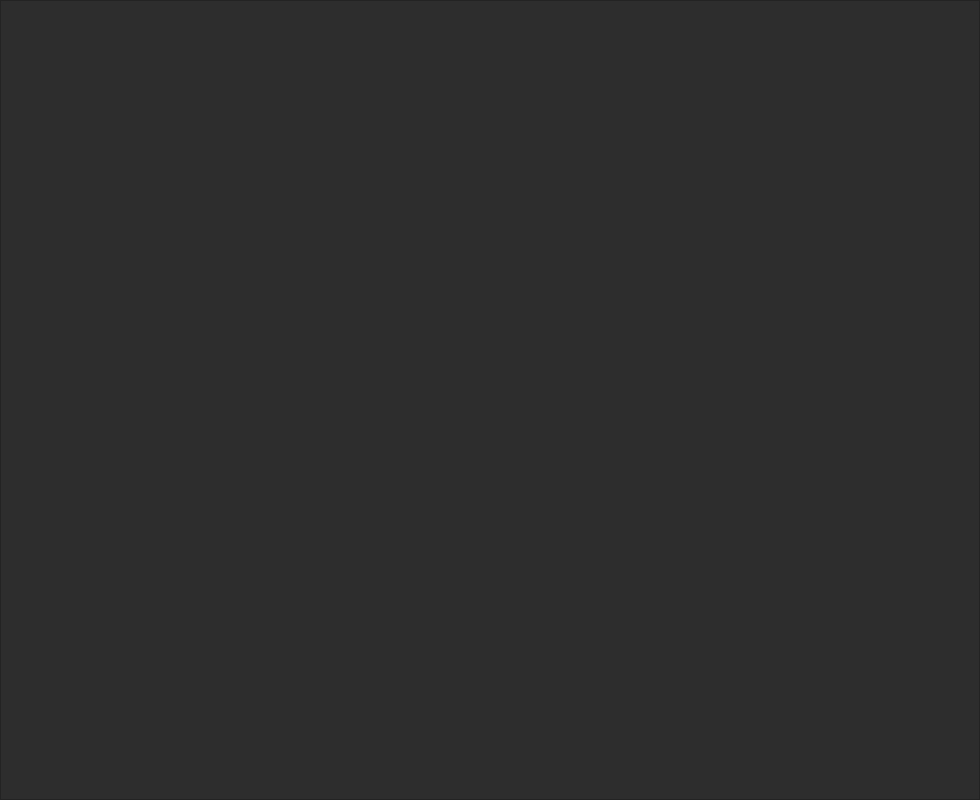
Above: Gui/patient_questnier.ui from SubZeroX9/Health-Care-united before the change. Below: the same form after it.
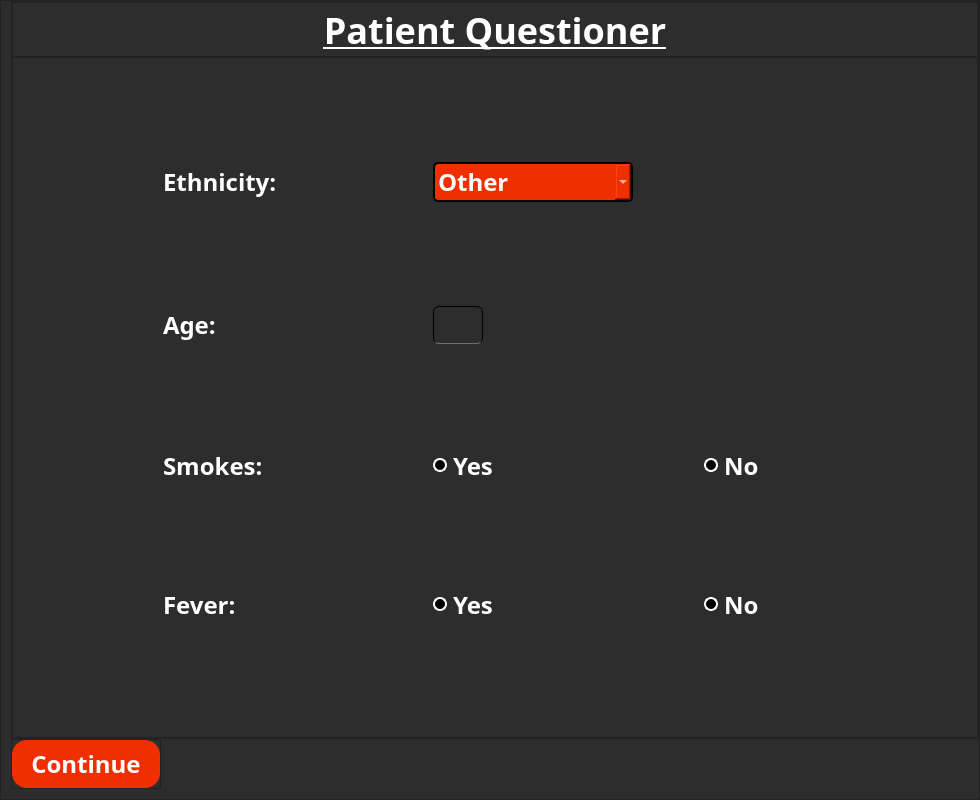
That is the form after the change. Icons and pictures are not drawn.

Commit message: newPatient + patient_questenier forms

```diff
--- a/Gui/patient_questnier.ui
+++ b/Gui/patient_questnier.ui
@@ -19,6 +19,42 @@
   <property name="windowTitle">
    <string>MainWindow</string>
   </property>
+  <property name="styleSheet">
+   <string notr="true">
+*{
+	font-family:century gothic;
+	font-size:24px;
+	color: white;
+	font-weight: bold;
+}
+
+
+QLineEdit{
+	
+	background:transparent;
+	border:1px solid;
+	color:white;
+	border-bottom:1px solid #717072;
+	border-radius:6px;
+}
+
+QRadioButton::indicator {
+    width:                  10px;
+    height:                 10px;
+    border-radius:          7px;
+}
+
+QRadioButton::indicator:checked {
+ 
+	background-color: rgb(240, 47, 0);
+    border:                 2px solid white;
+}
+
+QRadioButton::indicator:unchecked {
+    background-color:       black;
+    border:                 2px solid white;
+}</string>
+  </property>
   <widget class="QWidget" name="centralwidget">
    <layout class="QHBoxLayout" name="horizontalLayout">
     <property name="spacing">
@@ -47,6 +83,368 @@
       <property name="frameShadow">
        <enum>QFrame::Raised</enum>
       </property>
+      <layout class="QVBoxLayout" name="verticalLayout">
+       <property name="spacing">
+        <number>0</number>
+       </property>
+       <property name="leftMargin">
+        <number>10</number>
+       </property>
+       <property name="topMargin">
+        <number>0</number>
+       </property>
+       <property name="rightMargin">
+        <number>0</number>
+       </property>
+       <property name="bottomMargin">
+        <number>10</number>
+       </property>
+       <item>
+        <widget class="QFrame" name="frame_mainbody">
+         <property name="frameShape">
+          <enum>QFrame::StyledPanel</enum>
+         </property>
+         <property name="frameShadow">
+          <enum>QFrame::Raised</enum>
+         </property>
+         <layout class="QVBoxLayout" name="verticalLayout_2">
+          <property name="spacing">
+           <number>0</number>
+          </property>
+          <property name="leftMargin">
+           <number>0</number>
+          </property>
+          <property name="topMargin">
+           <number>0</number>
+          </property>
+          <property name="rightMargin">
+           <number>0</number>
+          </property>
+          <property name="bottomMargin">
+           <number>0</number>
+          </property>
+          <item>
+           <widget class="QFrame" name="frame_title">
+            <property name="minimumSize">
+             <size>
+              <width>0</width>
+              <height>55</height>
+             </size>
+            </property>
+            <property name="maximumSize">
+             <size>
+              <width>16777215</width>
+              <height>55</height>
+             </size>
+            </property>
+            <property name="frameShape">
+             <enum>QFrame::StyledPanel</enum>
+            </property>
+            <property name="frameShadow">
+             <enum>QFrame::Raised</enum>
+            </property>
+            <layout class="QHBoxLayout" name="horizontalLayout_3">
+             <property name="spacing">
+              <number>0</number>
+             </property>
+             <property name="leftMargin">
+              <number>0</number>
+             </property>
+             <property name="topMargin">
+              <number>0</number>
+             </property>
+             <property name="rightMargin">
+              <number>0</number>
+             </property>
+             <property name="bottomMargin">
+              <number>0</number>
+             </property>
+             <item>
+              <widget class="QLabel" name="label_title">
+               <property name="font">
+                <font>
+                 <family>century gothic</family>
+                 <pointsize>-1</pointsize>
+                 <weight>75</weight>
+                 <bold>true</bold>
+                 <underline>true</underline>
+                </font>
+               </property>
+               <property name="styleSheet">
+                <string notr="true">text-decoration:underline;
+font-size:36px;
+
+</string>
+               </property>
+               <property name="text">
+                <string>Patient Questioner</string>
+               </property>
+               <property name="alignment">
+                <set>Qt::AlignCenter</set>
+               </property>
+              </widget>
+             </item>
+            </layout>
+           </widget>
+          </item>
+          <item>
+           <widget class="QFrame" name="frame_body">
+            <property name="minimumSize">
+             <size>
+              <width>0</width>
+              <height>0</height>
+             </size>
+            </property>
+            <property name="frameShape">
+             <enum>QFrame::StyledPanel</enum>
+            </property>
+            <property name="frameShadow">
+             <enum>QFrame::Raised</enum>
+            </property>
+            <layout class="QGridLayout" name="gridLayout">
+             <property name="leftMargin">
+              <number>150</number>
+             </property>
+             <property name="topMargin">
+              <number>0</number>
+             </property>
+             <property name="verticalSpacing">
+              <number>0</number>
+             </property>
+             <item row="0" column="0">
+              <widget class="QLabel" name="label_Ethnicity">
+               <property name="font">
+                <font>
+                 <family>century gothic</family>
+                 <pointsize>-1</pointsize>
+                 <weight>75</weight>
+                 <bold>true</bold>
+                </font>
+               </property>
+               <property name="styleSheet">
+                <string notr="true"/>
+               </property>
+               <property name="text">
+                <string>Ethnicity:</string>
+               </property>
+               <property name="alignment">
+                <set>Qt::AlignLeading|Qt::AlignLeft|Qt::AlignVCenter</set>
+               </property>
+              </widget>
+             </item>
+             <item row="0" column="1" colspan="2">
+              <widget class="QComboBox" name="comboBox_Ethnicity">
+               <property name="maximumSize">
+                <size>
+                 <width>200</width>
+                 <height>16777215</height>
+                </size>
+               </property>
+               <property name="styleSheet">
+                <string notr="true">*{
+	background-color: rgb(240, 47, 0);
+	border: 2px solid black;
+	border-radius: 5px;
+	
+}
+
+QAbstractItemView {
+	selection-background-color:#701600;
+	outline:none;
+	margin:-1px;
+	padding: 2px 2px 2px 2px;
+}
+
+::down-arrow{
+	image: url(:/Icons/arrow-down-16.png);
+}
+</string>
+               </property>
+               <item>
+                <property name="text">
+                 <string>Other</string>
+                </property>
+               </item>
+               <item>
+                <property name="text">
+                 <string>Ethiopian</string>
+                </property>
+               </item>
+               <item>
+                <property name="text">
+                 <string>Middle-Eastren</string>
+                </property>
+               </item>
+              </widget>
+             </item>
+             <item row="1" column="0">
+              <widget class="QLabel" name="label_age">
+               <property name="text">
+                <string>Age:</string>
+               </property>
+              </widget>
+             </item>
+             <item row="1" column="1" colspan="2">
+              <widget class="QLineEdit" name="lineEdit_WBC">
+               <property name="sizePolicy">
+                <sizepolicy hsizetype="Fixed" vsizetype="Fixed">
+                 <horstretch>0</horstretch>
+                 <verstretch>0</verstretch>
+                </sizepolicy>
+               </property>
+               <property name="minimumSize">
+                <size>
+                 <width>50</width>
+                 <height>0</height>
+                </size>
+               </property>
+               <property name="maximumSize">
+                <size>
+                 <width>50</width>
+                 <height>16777215</height>
+                </size>
+               </property>
+               <property name="inputMask">
+                <string/>
+               </property>
+               <property name="text">
+                <string/>
+               </property>
+               <property name="maxLength">
+                <number>3</number>
+               </property>
+               <property name="placeholderText">
+                <string/>
+               </property>
+              </widget>
+             </item>
+             <item row="2" column="0">
+              <widget class="QLabel" name="label_Smokes">
+               <property name="text">
+                <string>Smokes:</string>
+               </property>
+              </widget>
+             </item>
+             <item row="2" column="1">
+              <widget class="QRadioButton" name="radioButton_yes">
+               <property name="text">
+                <string>Yes</string>
+               </property>
+               <attribute name="buttonGroup">
+                <string notr="true">buttonGroup_smokes</string>
+               </attribute>
+              </widget>
+             </item>
+             <item row="2" column="2">
+              <widget class="QRadioButton" name="radioButton__no">
+               <property name="text">
+                <string>No</string>
+               </property>
+               <attribute name="buttonGroup">
+                <string notr="true">buttonGroup_smokes</string>
+               </attribute>
+              </widget>
+             </item>
+             <item row="3" column="0">
+              <widget class="QLabel" name="label_fever">
+               <property name="text">
+                <string>Fever:</string>
+               </property>
+              </widget>
+             </item>
+             <item row="3" column="1">
+              <widget class="QRadioButton" name="radioButton_yes_2">
+               <property name="text">
+                <string>Yes</string>
+               </property>
+               <attribute name="buttonGroup">
+                <string notr="true">buttonGroup_fever</string>
+               </attribute>
+              </widget>
+             </item>
+             <item row="3" column="2">
+              <widget class="QRadioButton" name="radioButton__no_2">
+               <property name="text">
+                <string>No</string>
+               </property>
+               <attribute name="buttonGroup">
+                <string notr="true">buttonGroup_fever</string>
+               </attribute>
+              </widget>
+             </item>
+            </layout>
+           </widget>
+          </item>
+         </layout>
+        </widget>
+       </item>
+       <item alignment="Qt::AlignLeft">
+        <widget class="QFrame" name="frame_navigation">
+         <property name="minimumSize">
+          <size>
+           <width>150</width>
+           <height>50</height>
+          </size>
+         </property>
+         <property name="maximumSize">
+          <size>
+           <width>150</width>
+           <height>50</height>
+          </size>
+         </property>
+         <property name="frameShape">
+          <enum>QFrame::StyledPanel</enum>
+         </property>
+         <property name="frameShadow">
+          <enum>QFrame::Raised</enum>
+         </property>
+         <layout class="QHBoxLayout" name="horizontalLayout_2">
+          <property name="spacing">
+           <number>0</number>
+          </property>
+          <property name="leftMargin">
+           <number>0</number>
+          </property>
+          <property name="topMargin">
+           <number>0</number>
+          </property>
+          <property name="rightMargin">
+           <number>0</number>
+          </property>
+          <property name="bottomMargin">
+           <number>0</number>
+          </property>
+          <item>
+           <widget class="QPushButton" name="btn_Finish">
+            <property name="sizePolicy">
+             <sizepolicy hsizetype="Expanding" vsizetype="Expanding">
+              <horstretch>0</horstretch>
+              <verstretch>0</verstretch>
+             </sizepolicy>
+            </property>
+            <property name="styleSheet">
+             <string notr="true">*{
+	background-color: rgb(240, 47, 0);
+	border-radius:15px;
+}
+:hover{
+	color:white;
+	background:#B02300;
+}
+
+:pressed{
+	background:#701600;
+}</string>
+            </property>
+            <property name="text">
+             <string>Continue</string>
+            </property>
+           </widget>
+          </item>
+         </layout>
+        </widget>
+       </item>
+      </layout>
      </widget>
     </item>
    </layout>
```
Left out of the diff: 10 changed lines with no effect on the pictures. The commit also changes 1 other file.
